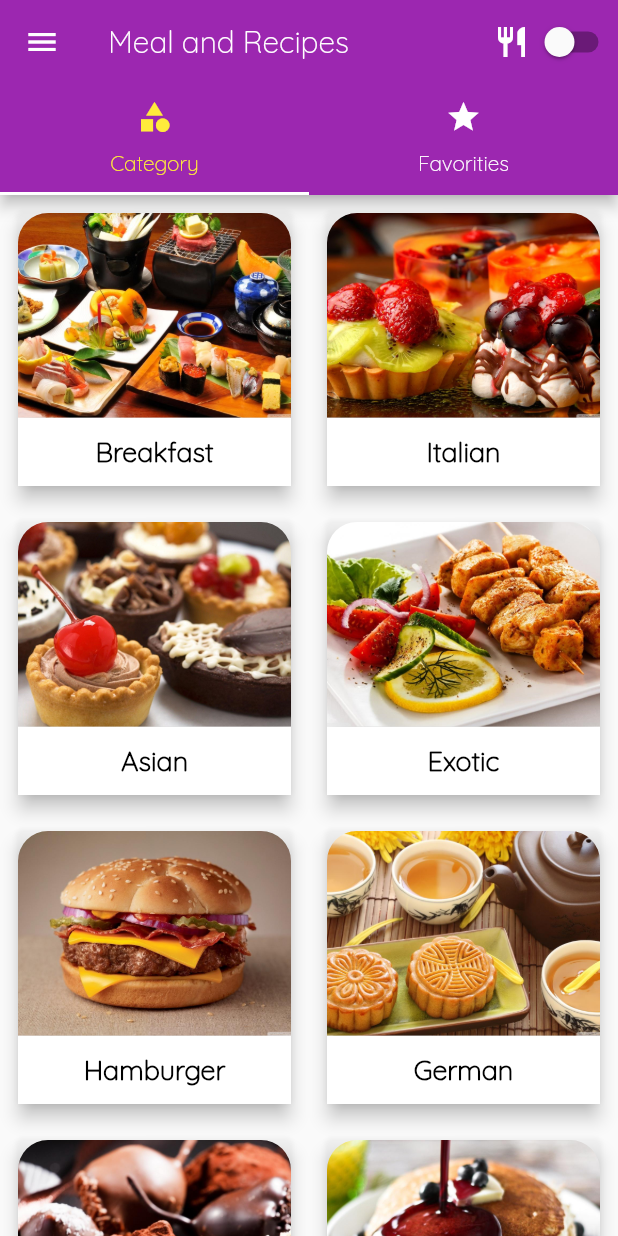
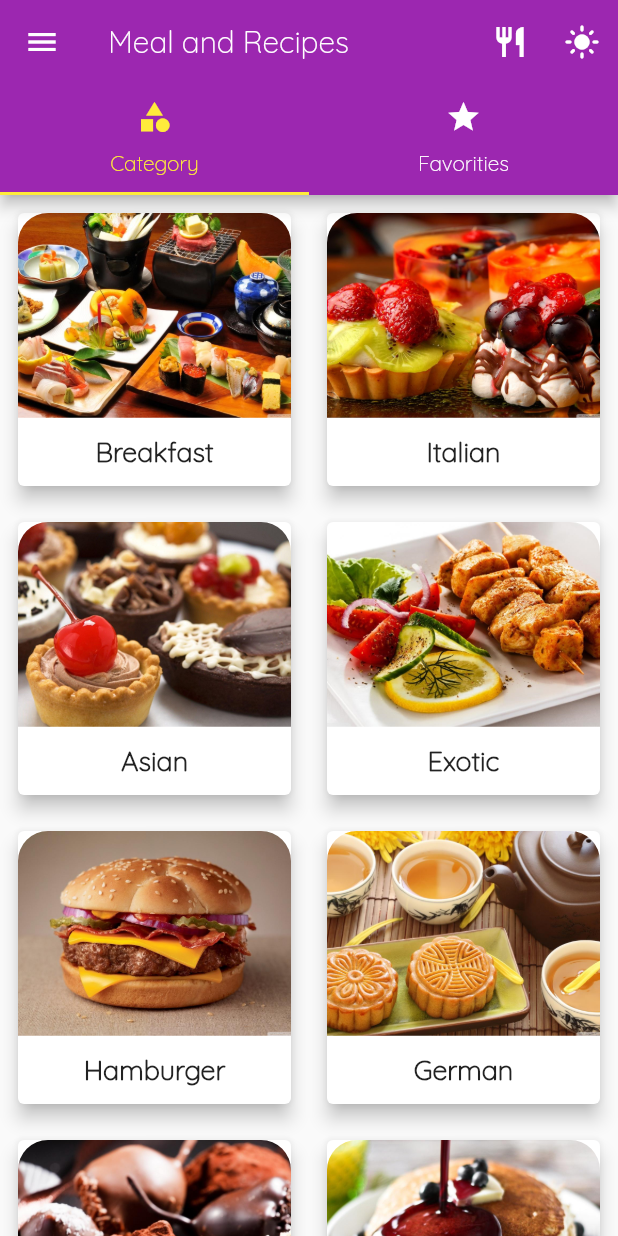
Before and after one commit to Atuoha/meal_recipes, a Flutter app: the screen it shows after launch, on a phone screen of 412 x 824 dp. Run offline on Flutter 3.47's test engine with Material 2 defaults, Android fonts, the phone set to English and light mode, and no system bars.

Commit message:
filters - favorite - theme toggling:

```diff
--- a/lib/components/navigation_bar.dart
+++ b/lib/components/navigation_bar.dart
@@ -3,42 +3,54 @@
 import 'package:flutter/material.dart';
 import 'package:meal_app/models/theme.dart';
 import 'package:meal_app/screens/favorite_meals.dart';
+import 'package:meal_app/screens/filters.dart';
 import 'package:meal_app/screens/home.dart';
 import 'package:provider/provider.dart';
 import 'drawer_component.dart';
 
 // ignore: use_key_in_widget_constructors
 class NavigationBarComponent extends StatelessWidget {
-
-  final void Function(bool) toggleTheme;
+  final void Function() toggleTheme;
   // ignore: use_key_in_widget_constructors, prefer_const_constructors_in_immutables
   NavigationBarComponent({required this.toggleTheme});
 
-
-
   @override
   Widget build(BuildContext context) {
+    var theme = Provider.of<ThemeDataa>(context, listen: false).darkTheme;
     return DefaultTabController(
       length: 2,
       child: Scaffold(
-        // backgroundColor: darkTheme ? Colors.black: Colors.purple,
+        // backgroundColor: Colors.black54,
         drawer: DrawerComponent(),
         appBar: AppBar(
           title: const Text('Meal and Recipes'),
           actions: [
-            const Icon(Icons.restaurant),
-            Switch(
-              activeColor: Colors.brown,
-              value: Provider.of<ThemeDataa>(context,listen:false).darkTheme,
-              onChanged: (value) {
-                toggleTheme(value);
+            IconButton(
+              onPressed: () => {
+                Navigator.of(context).pushNamed(FilterScreen.routeName),
               },
+              icon: const Icon(Icons.restaurant),
             ),
+            IconButton(
+              icon: theme
+                  ? const Icon(Icons.dark_mode)
+                  : const Icon(Icons.light_mode),
+              onPressed: toggleTheme,
+              splashRadius: 4400,
+            ),
+            // Switch(
+            //   activeColor: Colors.black,
+            //   value: Provider.of<ThemeDataa>(context,listen:false).darkTheme,
+            //   onChanged: (value) {
+            //     toggleTheme();
+            //   },
+            // ),
           ],
-          bottom: const TabBar(
-            labelColor: Colors.yellow,
+          bottom: TabBar(
+            indicatorColor: theme ? Colors.redAccent[200] : Colors.yellow,
+            labelColor: theme ? Colors.redAccent[200] : Colors.yellow,
             unselectedLabelColor: Colors.white,
-            tabs: [
+            tabs: const [
               Tab(icon: Icon(Icons.category), text: 'Category'),
               Tab(icon: Icon(Icons.star), text: 'Favorities'),
             ],
--- a/lib/components/single_category.dart
+++ b/lib/components/single_category.dart
@@ -22,8 +22,14 @@ class SingleCategory extends StatelessWidget {
       child: Padding(
         padding: const EdgeInsets.all(8.0),
         child: Card(
-          color: Colors.transparent,
           elevation: 5,
+          child: Container(
+             decoration: const BoxDecoration(
+          borderRadius: BorderRadius.only(
+            topRight: Radius.circular(20),
+            topLeft: Radius.circular(20),
+          ),
+        ),
             child: Column(children: [
               Expanded(
                 flex: 3,
@@ -40,21 +46,18 @@ class SingleCategory extends StatelessWidget {
               ),
               Expanded(
                 flex: 1,
-              child: Container(
-                color: Colors.white,
                 child: Center(
                   child: Text(title,
                       style: const TextStyle(
                         fontSize: 18,
-                        color: Colors.black,
                         fontWeight: FontWeight.bold,
                       )),
-                ),
                 ),
               ),
             ]),
           ),
         ),
+      ),
     );
   }
 }
--- a/lib/main.dart
+++ b/lib/main.dart
@@ -1,8 +1,11 @@
 // ignore_for_file: prefer_const_constructors
 
 import 'package:flutter/material.dart';
+import 'package:meal_app/screens/filters.dart';
 import 'package:provider/provider.dart';
 import 'components/navigation_bar.dart';
+import 'models/dummy_data.dart';
+import 'models/meal.dart';
 import 'models/theme.dart';
 import 'screens/cateory_meal.dart';
 import 'screens/favorite_meals.dart';
@@ -18,40 +21,76 @@ void main() => runApp(
 
 // ignore: use_key_in_widget_constructors
 class MyApp extends StatefulWidget {
-
+  static const routeName = '/app';
   @override
   State<MyApp> createState() => _MyAppState();
 }
 
 class _MyAppState extends State<MyApp> {
- toggleTheme(value) {
+  Map<String, bool> filters = {
+    'gluten': false,
+    'lactose': false,
+    'vegan': false,
+    'vegetarian': false,
+  };
+
+  List<Meal> availableMeals = Meals;
+
+  void setFilters(Map<String, bool> filtersData) {
     setState(() {
-      Provider.of<ThemeDataa>(context,listen:false).toggleDarkTheme();
+      filters = filtersData;
+
+      availableMeals = Meals.where((meal) {
+        if (filters['gluten'] == true && !meal.isGluten) {
+          return false;
+        }
+        if (filters['lactose'] == true && !meal.isLactose) {
+          return false;
+        }
+        if (filters['vegan'] == true && !meal.isVegan) {
+          return false;
+        }
+        if (filters['vegetarian'] == true && !meal.isVegatarian) {
+          return false;
+        }
+        return true;
+      }).toList();
+    });
+  }
+
+  toggleTheme() {
+    setState(() {
+      Provider.of<ThemeDataa>(context, listen: false).toggleDarkTheme();
     });
   }
 
   @override
   Widget build(BuildContext context) {
+    var theme = Provider.of<ThemeDataa>(context, listen: false).darkTheme;
     return MaterialApp(
       debugShowCheckedModeBanner: false,
-      theme: ThemeData(
-        primarySwatch: Provider.of<ThemeDataa>(context, listen: false).darkTheme
-            ? Colors.brown
-            : Colors.purple,
-        primaryColor: Provider.of<ThemeDataa>(context, listen: false).darkTheme
-            ? Colors.brown
-            : Colors.purple,
-        fontFamily: 'Quicksand',
-      ),
-      home: NavigationBarComponent(toggleTheme: toggleTheme,),
+      theme: theme
+          ? ThemeData.dark().copyWith(
+              colorScheme: ColorScheme.fromSwatch().copyWith(
+                primary: Colors.black,
+              ),
+            )
+          : ThemeData(
+              primarySwatch: Colors.purple,
+              primaryColor: Colors.purple,
+              fontFamily: 'Quicksand',
+            ),
+      home: NavigationBarComponent(toggleTheme: toggleTheme),
       routes: {
-        CategoryMeal.routeName: (context) => CategoryMeal(),
+        MyApp.routeName: (context) => MyApp(),
+        CategoryMeal.routeName: (context) => CategoryMeal(availableMeals),
         SingleMeal.routeName: (context) => SingleMeal(),
         FavoriteMeals.routeName: (context) => FavoriteMeals(),
+        FilterScreen.routeName: (context) => FilterScreen(setFilters),
       },
       onUnknownRoute: (settings) {
         return MaterialPageRoute(
-          builder: (context) => CategoryMeal(),
+          builder: (context) => CategoryMeal(availableMeals),
         );
       },
     );
--- a/lib/models/theme.dart
+++ b/lib/models/theme.dart
@@ -14,6 +14,5 @@ class ThemeDataa extends ChangeNotifier {
         break;
       default:
     }
-    print(darkTheme);
   }
 }
--- a/pubspec.yaml
+++ b/pubspec.yaml
@@ -71,6 +71,9 @@ flutter:
     - assets/imgs/3.jpg
     - assets/imgs/2.jpg
     - assets/imgs/4.jpg
+    - assets/imgs/x.jpeg
+    - assets/imgs/y.jpeg
+    - assets/imgs/z.jpeg
 
   # An image asset can refer to one or more resolution-specific "variants", see
   # https://flutter.dev/assets-and-images/#resolution-aware.
```
Also changed, not shown: lib/components/drawer_component.dart (+17 -24 lines), lib/components/filter_component.dart (+8 -10 lines), lib/components/single_category_meal_item.dart (+22 -24 lines), lib/screens/cateory_meal.dart (+45 -10 lines), lib/screens/favorite_meals.dart (+14 -4 lines), lib/screens/filters.dart (+66 -13 lines), lib/screens/single_meal.dart (+19 -10 lines), assets/imgs/x.jpeg (added), assets/imgs/y.jpeg (added), assets/imgs/z.jpeg (added). Lines whose indentation alone changed are shown as unchanged.
